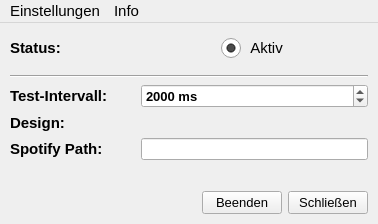
Above: mainwindow.ui from M4RKUS28/SpotifyEnhancer before the change. Below: the same form after it.
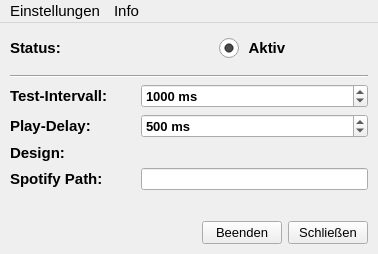
That is the form after the change. Icons and pictures are not drawn.

```diff
--- a/mainwindow.ui
+++ b/mainwindow.ui
@@ -7,19 +7,19 @@
     <x>0</x>
     <y>0</y>
     <width>378</width>
-    <height>224</height>
+    <height>254</height>
    </rect>
   </property>
   <property name="minimumSize">
    <size>
     <width>320</width>
-    <height>187</height>
+    <height>200</height>
    </size>
   </property>
   <property name="maximumSize">
    <size>
     <width>800</width>
-    <height>250</height>
+    <height>300</height>
    </size>
   </property>
   <property name="windowTitle">
@@ -114,6 +114,7 @@
            <property name="font">
             <font>
              <pointsize>11</pointsize>
+             <bold>true</bold>
             </font>
            </property>
            <property name="toolTip">
@@ -212,11 +213,11 @@
           <number>100000</number>
          </property>
          <property name="value">
-          <number>2000</number>
+          <number>1000</number>
          </property>
         </widget>
        </item>
-       <item row="4" column="0">
+       <item row="5" column="0">
         <widget class="QLabel" name="label_3">
          <property name="palette">
           <palette>
@@ -236,10 +237,10 @@
          </property>
         </widget>
        </item>
-       <item row="4" column="1">
+       <item row="5" column="1">
         <layout class="QHBoxLayout" name="designl"/>
        </item>
-       <item row="5" column="0">
+       <item row="6" column="0">
         <widget class="QLabel" name="label_4">
          <property name="font">
           <font>
@@ -255,7 +256,7 @@
          </property>
         </widget>
        </item>
-       <item row="5" column="1">
+       <item row="6" column="1">
         <widget class="QLineEdit" name="label_exepath">
          <property name="focusPolicy">
           <enum>Qt::ClickFocus</enum>
@@ -265,7 +266,7 @@
          </property>
         </widget>
        </item>
-       <item row="6" column="1">
+       <item row="7" column="1">
         <spacer name="verticalSpacer">
          <property name="orientation">
           <enum>Qt::Vertical</enum>
@@ -278,7 +279,7 @@
          </property>
         </spacer>
        </item>
-       <item row="7" column="0" colspan="2">
+       <item row="8" column="0" colspan="2">
         <layout class="QHBoxLayout" name="horizontalLayout">
          <item>
           <spacer name="horizontalSpacer">
@@ -342,6 +343,41 @@
          </property>
         </spacer>
        </item>
+       <item row="4" column="0">
+        <widget class="QLabel" name="label_5">
+         <property name="font">
+          <font>
+           <pointsize>11</pointsize>
+           <bold>true</bold>
+          </font>
+         </property>
+         <property name="text">
+          <string>Play-Delay:</string>
+         </property>
+        </widget>
+       </item>
+       <item row="4" column="1">
+        <widget class="QSpinBox" name="spinBoxPlayDelay">
+         <property name="font">
+          <font>
+           <pointsize>10</pointsize>
+           <bold>true</bold>
+          </font>
+         </property>
+         <property name="suffix">
+          <string> ms</string>
+         </property>
+         <property name="minimum">
+          <number>100</number>
+         </property>
+         <property name="maximum">
+          <number>9999</number>
+         </property>
+         <property name="value">
+          <number>500</number>
+         </property>
+        </widget>
+       </item>
       </layout>
      </widget>
     </item>
@@ -369,7 +405,7 @@
      <x>0</x>
      <y>0</y>
      <width>378</width>
-     <height>25</height>
+     <height>26</height>
     </rect>
    </property>
    <property name="font">
@@ -391,6 +427,8 @@
     </property>
     <addaction name="actionSpotify_Pfad_setzen"/>
     <addaction name="actionAutostart"/>
+    <addaction name="actionForceForeground"/>
+    <addaction name="actionColored_Background"/>
    </widget>
    <widget class="QMenu" name="menuInfo">
     <property name="title">
@@ -456,6 +494,25 @@
     <string>Automatisch nach Updates suchen</string>
    </property>
   </action>
+  <action name="actionForceForeground">
+   <property name="checkable">
+    <bool>true</bool>
+   </property>
+   <property name="text">
+    <string>ForceForeground</string>
+   </property>
+   <property name="toolTip">
+    <string>Wenn Spotify öfters nicht nach einem Neustart automatisch weiter Musik abspielt, testen sie diese Option.</string>
+   </property>
+  </action>
+  <action name="actionColored_Background">
+   <property name="checkable">
+    <bool>true</bool>
+   </property>
+   <property name="text">
+    <string>Colored Background</string>
+   </property>
+  </action>
  </widget>
  <resources/>
  <connections/>
```
